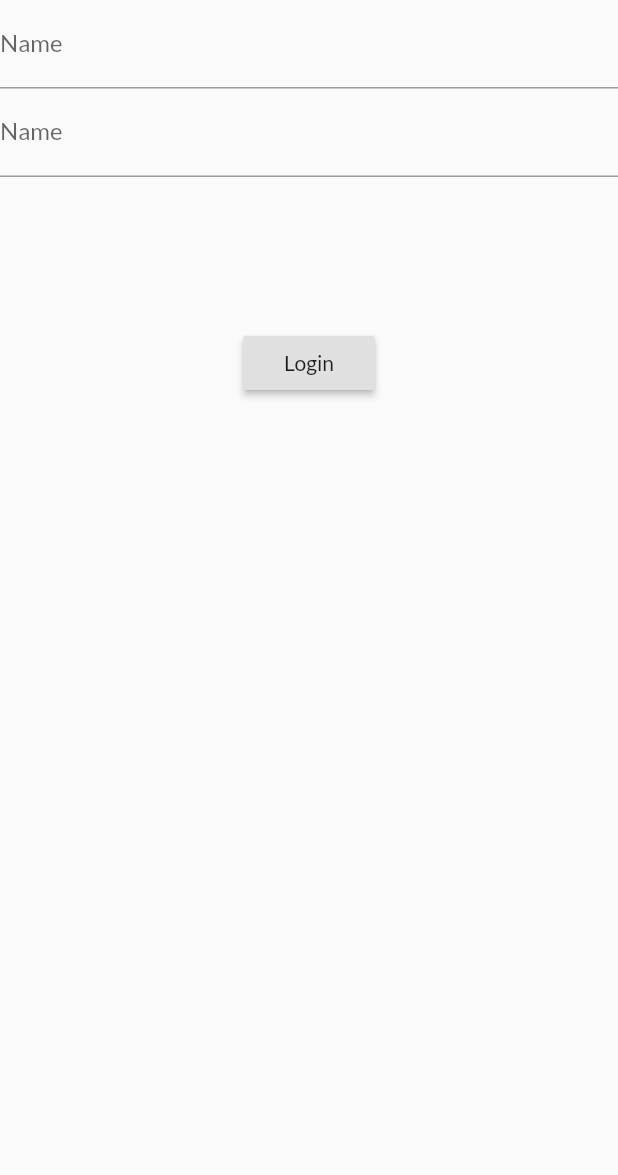
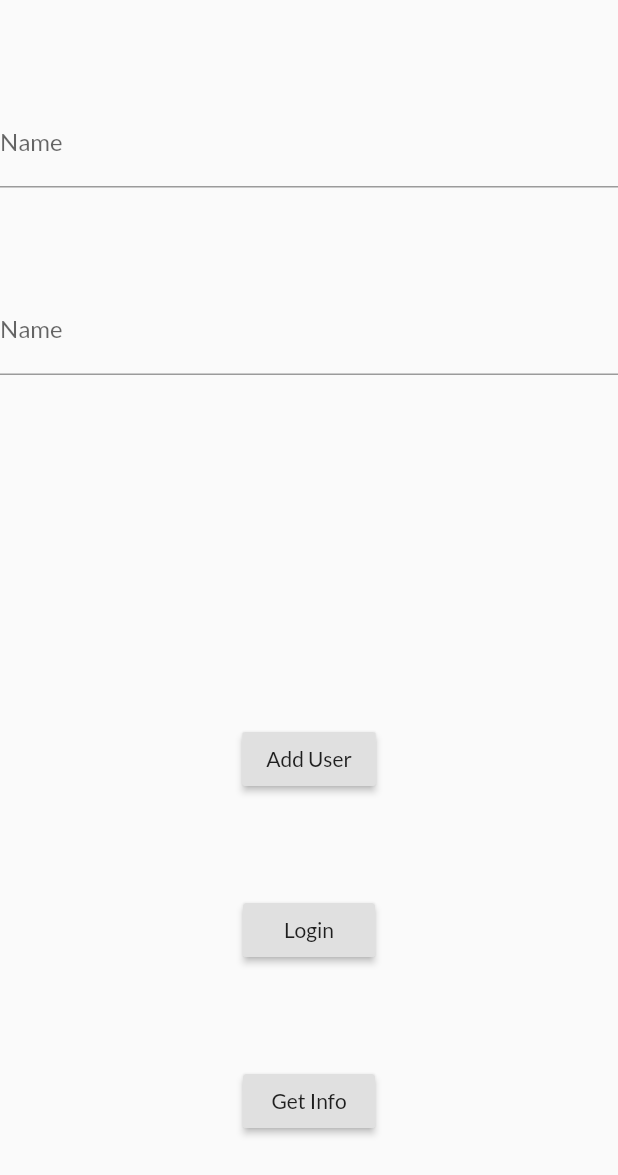
Before and after one commit to leowei31/nectarfy-app, a Flutter app: the LoginScreen screen opened directly, after a tap on "Login", on a phone screen of 412 x 824 dp. Shown: the top 1175 px of the screen. Run offline on Flutter 3.47's test engine with Material 2 defaults, Android fonts, the light colour scheme and no system bars; our stand-ins replace dio, fluttertoast; network calls fail.

Commit message:
added simple login screen

```diff
--- a/app/lib/main.dart
+++ b/app/lib/main.dart
@@ -3,6 +3,8 @@ import 'package:flutter/services.dart';
 import 'package:flutter/material.dart';
 
 import './views/menu_bar.dart';
+
+import './views/login.dart';
 
 void main() {
   WidgetsFlutterBinding.ensureInitialized();
@@ -26,7 +28,7 @@ class MyApp extends StatelessWidget {
         accentColor: const Color(0xFF264653),
         fontFamily: 'Lato',
       ),
-      home: const MenuBar(),
+      home: const LoginScreen(),
       // initialRoute: '/',
       // routes: {
       //   '/': (ctx) => const MenuBar(),
--- a/app/lib/services/authservice.dart
+++ b/app/lib/services/authservice.dart
@@ -1,12 +1,35 @@
-// import 'package:dio/dio.dart';
+import 'package:dio/dio.dart';
+import 'package:fluttertoast/fluttertoast.dart';
+import 'package:flutter/material.dart';
 
-// class AuthService {
-//   Dio dio = new Dio();
-//   login(name, password) async {
-//     try {
-//       return await dio.post('https',
-//           data: {"name": name, "password": password},
-//           options: Options(contentType: Headers.formUrlEncodedContentType));
-//     } on DioError catch (e) {}
-//   }
-// }
+class AuthService {
+  Dio dio = new Dio();
+  login(name, password) async {
+    try {
+      return await dio.post(
+          'https://flutterauthnectarfy.herokuapp.com/authenticate',
+          data: {"name": name, "password": password},
+          options: Options(contentType: Headers.formUrlEncodedContentType));
+    } on DioError catch (e) {
+      Fluttertoast.showToast(
+        msg: e.response?.data['msg'],
+        toastLength: Toast.LENGTH_SHORT,
+        gravity: ToastGravity.BOTTOM,
+        backgroundColor: Colors.red,
+        textColor: Colors.white,
+        fontSize: 16.0,
+      );
+    }
+  }
+
+  addUser(name, password) async {
+    return await dio.post('https://flutterauthnectarfy.herokuapp.com/adduser',
+        data: {'name': name, 'password': password},
+        options: Options(contentType: Headers.formUrlEncodedContentType));
+  }
+
+  getinfo(token) async {
+    dio.options.headers['Authorization'] = 'Bearer $token';
+    return await dio.get('https://flutterauthnectarfy.herokuapp.com/getinfo');
+  }
+}
--- a/app/lib/views/login.dart
+++ b/app/lib/views/login.dart
@@ -1,5 +1,6 @@
-import 'package:flutter/material.dart';
+import 'package:fluttertoast/fluttertoast.dart';
 
+import '../services/authservice.dart';
 import 'package:flutter/material.dart';
 
 class LoginScreen extends StatefulWidget {
@@ -15,7 +16,9 @@ class _LoginScreenState extends State<LoginScreen> {
   @override
   Widget build(BuildContext context) {
     return Scaffold(
-      body: Column(children: <Widget>[
+      body: Column(
+          mainAxisAlignment: MainAxisAlignment.spaceEvenly,
+          children: <Widget>[
             TextField(
               decoration: InputDecoration(labelText: 'Name'),
               onChanged: (val) {
@@ -30,7 +33,54 @@ class _LoginScreenState extends State<LoginScreen> {
               },
             ),
             SizedBox(height: 100),
-        RaisedButton(child: Text("Login"), onPressed: () {}),
+            RaisedButton(
+                child: Text("Add User"),
+                onPressed: () {
+                  AuthService().addUser(name, password).then((val) {
+                    Fluttertoast.showToast(
+                      msg: val.data['msg'],
+                      toastLength: Toast.LENGTH_SHORT,
+                      gravity: ToastGravity.BOTTOM,
+                      timeInSecForIosWeb: 1,
+                      backgroundColor: Colors.green,
+                      textColor: Colors.white,
+                      fontSize: 16.0,
+                    );
+                  });
+                }),
+            RaisedButton(
+                child: Text("Login"),
+                onPressed: () {
+                  AuthService().login(name, password).then((val) {
+                    if (val.data['success']) {
+                      token = val.data['token'];
+                      Fluttertoast.showToast(
+                        msg: 'Authenticated',
+                        toastLength: Toast.LENGTH_SHORT,
+                        gravity: ToastGravity.BOTTOM,
+                        timeInSecForIosWeb: 1,
+                        backgroundColor: Colors.green,
+                        textColor: Colors.white,
+                        fontSize: 16.0,
+                      );
+                    }
+                  });
+                }),
+            RaisedButton(
+                child: Text("Get Info"),
+                onPressed: () {
+                  AuthService().getinfo(token).then((val) {
+                    Fluttertoast.showToast(
+                      msg: val.data['msg'],
+                      toastLength: Toast.LENGTH_SHORT,
+                      gravity: ToastGravity.BOTTOM,
+                      timeInSecForIosWeb: 1,
+                      backgroundColor: Colors.green,
+                      textColor: Colors.white,
+                      fontSize: 16.0,
+                    );
+                  });
+                }),
           ]),
     );
   }
--- a/app/pubspec.yaml
+++ b/app/pubspec.yaml
@@ -30,8 +30,8 @@ dependencies:
   flutter:
     sdk: flutter
   intl: ^0.17.0
-  # dio:
-  # fluttertoast:
+  dio:
+  fluttertoast:
 
   # The following adds the Cupertino Icons font to your application.
   # Use with the CupertinoIcons class for iOS style icons.
```
Also changed, not shown: 2 other files. Lines whose indentation alone changed are shown as unchanged.
